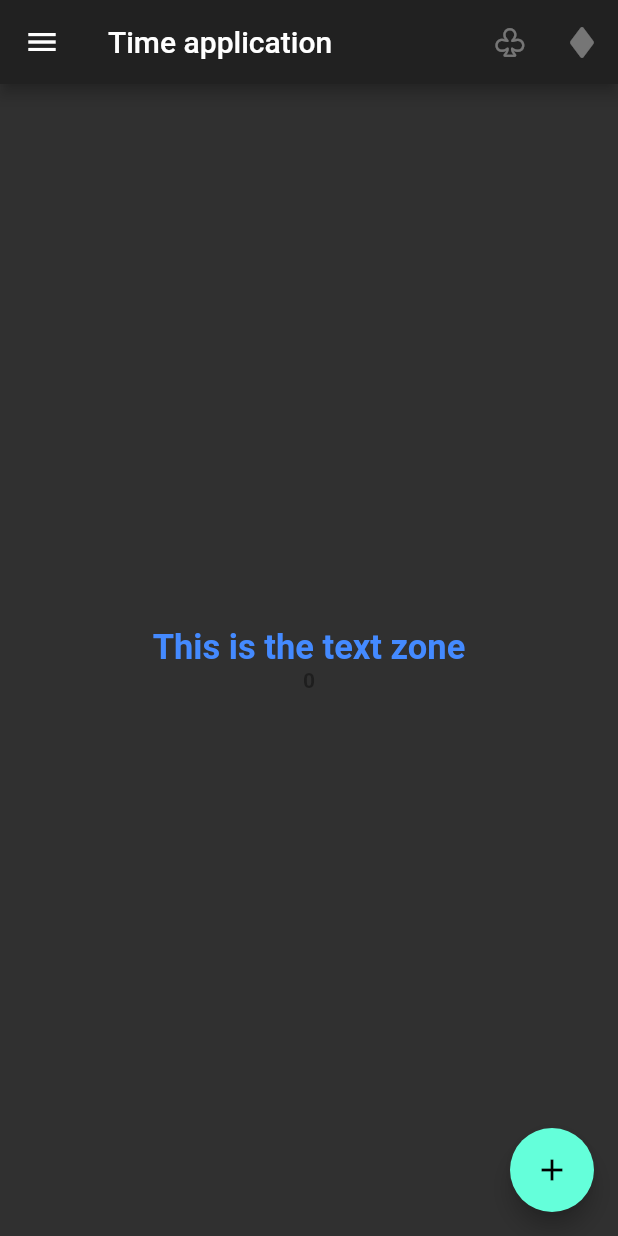
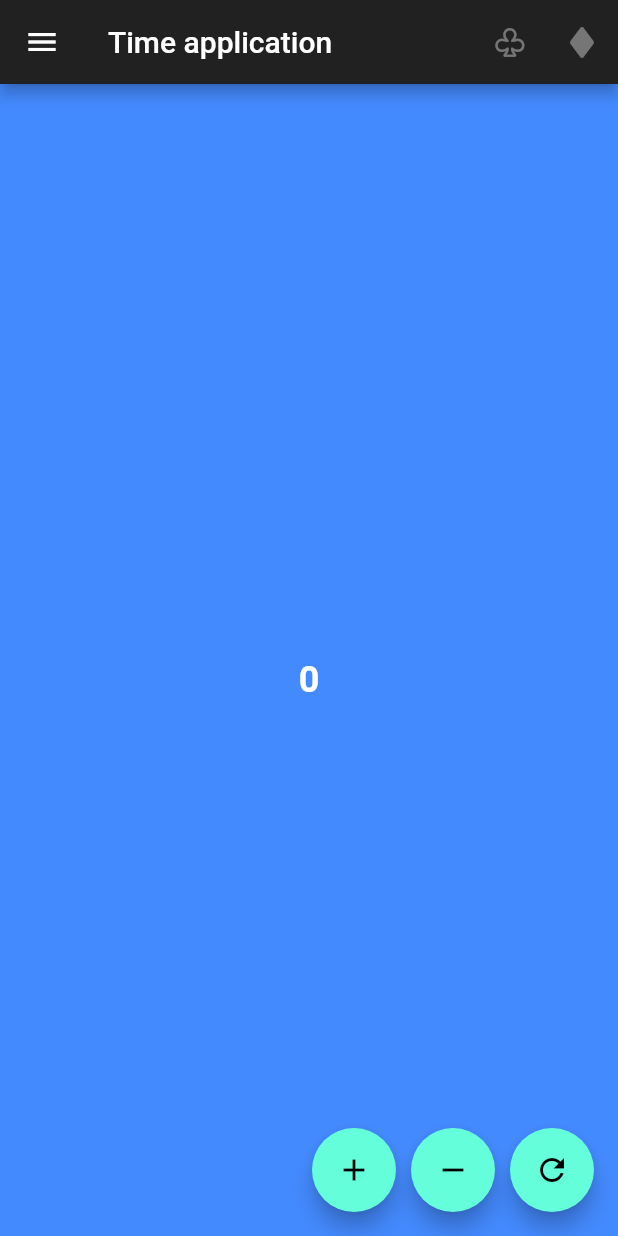
Before and after one commit to EduardRo/flt15mn, a Flutter app: the screen it shows after launch, on a phone screen of 412 x 824 dp. Run offline on Flutter 3.47's test engine with Material 2 defaults, Android fonts, the phone set to English and light mode, and no system bars.

Commit message:
adding state to widget

```diff
--- a/lib/main.dart
+++ b/lib/main.dart
@@ -12,8 +12,8 @@ class MyApp extends StatelessWidget {
       theme: ThemeData.dark().copyWith(
         textTheme: TextTheme(
             bodyText1: TextStyle(
-              fontSize: 14.0,
-              color: Colors.black38,
+              fontSize: 24.0,
+              color: Colors.white,
               fontWeight: FontWeight.bold,
             ),
             headline4: TextStyle(
@@ -26,14 +26,50 @@ class MyApp extends StatelessWidget {
   }
 }
 
-class HomeView extends StatelessWidget {
+class HomeView extends StatefulWidget {
   final String title;
   HomeView({this.title});
+
+  @override
+  _HomeViewState createState() => _HomeViewState();
+}
+
+class _HomeViewState extends State<HomeView> {
+  int _counter = 0;
+
+  void increase() {
+    setState(() {
+      _counter++;
+    });
+  }
+
+  void decrease() {
+    setState(() {
+      if (_counter > 0) {
+        _counter--;
+      }
+    });
+  }
+
+  void refresh() {
+    setState(() {
+      _counter = 0;
+    });
+  }
+
+  List<Color> _color = [
+    Colors.blueAccent,
+    Colors.redAccent,
+    Colors.deepOrange,
+    Colors.deepPurpleAccent,
+  ];
+
   @override
   Widget build(BuildContext context) {
     return Scaffold(
+      backgroundColor: _color[_counter % _color.length],
       appBar: AppBar(
-        title: Text(title),
+        title: Text(widget.title),
         leading: Builder(
           builder: (BuildContext context) {
             return IconButton(
@@ -56,7 +92,15 @@ class HomeView extends StatelessWidget {
       floatingActionButton: Row(
         mainAxisAlignment: MainAxisAlignment.end,
         children: [
-          FloatingActionButton(child: Icon(Icons.add), onPressed: null)
+          FloatingActionButton(child: Icon(Icons.add), onPressed: increase),
+          SizedBox(
+            width: 10,
+          ),
+          FloatingActionButton(child: Icon(Icons.remove), onPressed: decrease),
+          SizedBox(
+            width: 10,
+          ),
+          FloatingActionButton(child: Icon(Icons.refresh), onPressed: refresh),
         ],
       ),
       body: Center(
@@ -74,7 +118,7 @@ class HomeView extends StatelessWidget {
               ),
             ),
             Text(
-              '0',
+              '$_counter',
               style: Theme.of(context).textTheme.bodyText1,
             )
           ],
```
